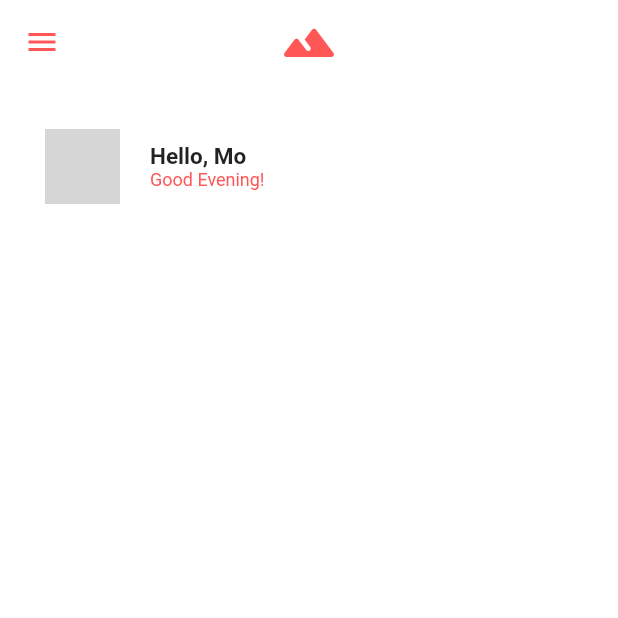
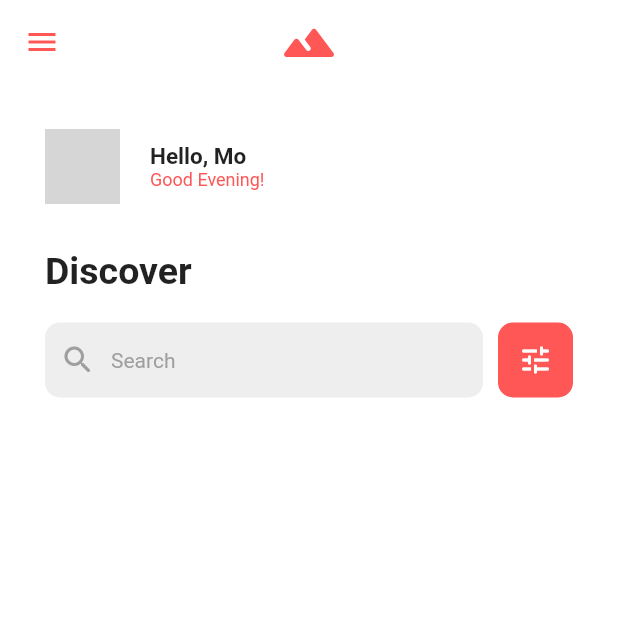
Before and after one commit to MoyinShabi/mounts-app-ui, a Flutter app: the screen it shows after launch, on a phone screen of 412 x 824 dp, the top half of it. Run offline on Flutter 3.47's test engine with Material 2 defaults, Android fonts, the light colour scheme and no system bars; network calls fail; grey boxes are pictures that could not be loaded.

Commit message:
Implemented the search static ui

```diff
--- a/lib/main.dart
+++ b/lib/main.dart
@@ -1,6 +1,7 @@
 import 'package:flutter/material.dart';
 import 'package:flutter/services.dart';
 import 'package:mounts_of_the_world_app_ui/widgets/app_header.dart';
+import 'package:mounts_of_the_world_app_ui/widgets/app_search.dart';
 
 const Color mainColor = Color(0xFFFF5656);
 
@@ -99,6 +100,7 @@ class LandingPage extends StatelessWidget {
           crossAxisAlignment: CrossAxisAlignment.start,
           children: const [
             AppHeader(),
+            AppSearch(),
           ],
         ));
   }
--- /dev/null
+++ b/lib/widgets/app_search.dart
@@ -0,0 +1,64 @@
+import 'package:flutter/material.dart';
+import 'package:mounts_of_the_world_app_ui/main.dart';
+
+class AppSearch extends StatelessWidget {
+  const AppSearch({super.key});
+
+  @override
+  Widget build(BuildContext context) {
+    return Container(
+      padding: const EdgeInsets.all(30),
+      child: Column(
+        crossAxisAlignment: CrossAxisAlignment.start,
+        children: [
+          const Text(
+            'Discover',
+            style: TextStyle(
+              fontWeight: FontWeight.bold,
+              fontSize: 25,
+            ),
+          ),
+          const SizedBox(height: 20),
+          Row(
+            children: [
+              Expanded(
+                child: Container(
+                  padding: const EdgeInsets.all(10),
+                  height: 50,
+                  decoration: BoxDecoration(
+                    color: Colors.grey[200],
+                    borderRadius: BorderRadius.circular(10),
+                  ),
+                  child: Row(
+                    children: const [
+                      Icon(
+                        Icons.search_rounded,
+                        color: Colors.grey,
+                      ),
+                      SizedBox(width: 10),
+                      Text(
+                        'Search',
+                        style: TextStyle(color: Colors.grey),
+                      ),
+                    ],
+                  ),
+                ),
+              ),
+              Container(
+                width: 50,
+                height: 50,
+                margin: const EdgeInsets.only(left: 10),
+                decoration: BoxDecoration(
+                    color: mainColor, borderRadius: BorderRadius.circular(10)),
+                child: const Icon(
+                  Icons.tune_rounded,
+                  color: Colors.white,
+                ),
+              ),
+            ],
+          ),
+        ],
+      ),
+    );
+  }
+}
```
